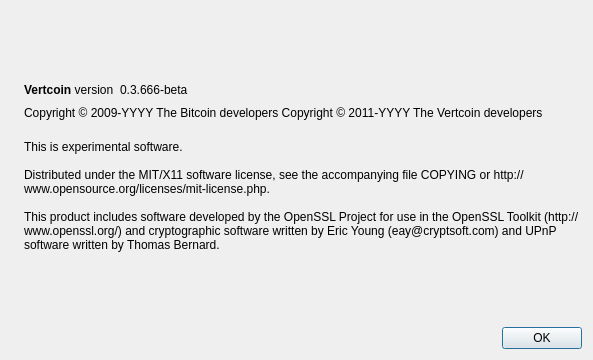
This is src/qt/forms/aboutdialog.ui in boomer121/breezecoin as Qt 5 draws it before an edit. The edited form follows.
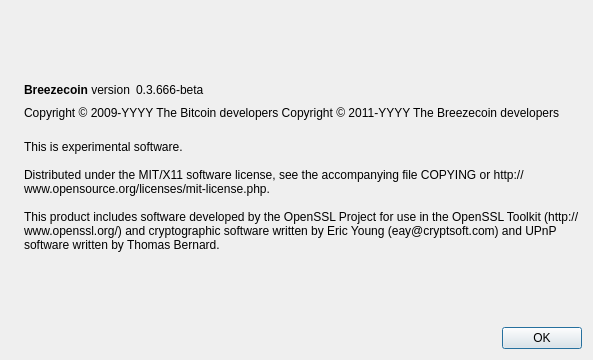
This is the edited form. Icons and pictures are not drawn.

```diff
--- a/src/qt/forms/aboutdialog.ui
+++ b/src/qt/forms/aboutdialog.ui
@@ -50,7 +50,7 @@
           <cursorShape>IBeamCursor</cursorShape>
          </property>
          <property name="text">
-          <string>&lt;b&gt;Vertcoin&lt;/b&gt; version</string>
+          <string>&lt;b&gt;Breezecoin&lt;/b&gt; version</string>
          </property>
          <property name="textInteractionFlags">
           <set>Qt::LinksAccessibleByMouse|Qt::TextSelectableByKeyboard|Qt::TextSelectableByMouse</set>
@@ -92,7 +92,7 @@
        </property>
        <property name="text">
         <string notr="true">Copyright &amp;copy; 2009-YYYY The Bitcoin developers
-Copyright &amp;copy; 2011-YYYY The Vertcoin developers</string>
+Copyright &amp;copy; 2011-YYYY The Breezecoin developers</string>
        </property>
        <property name="textFormat">
         <enum>Qt::RichText</enum>
```
Left out of the diff: 2 changed lines with no effect on the pictures.
